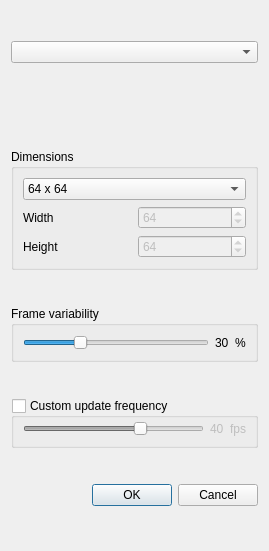
This is src/AlgorithmSelectionDialog.ui in markus-wa/glmixer-mirror as Qt 5 draws it before an edit. The edited form follows.
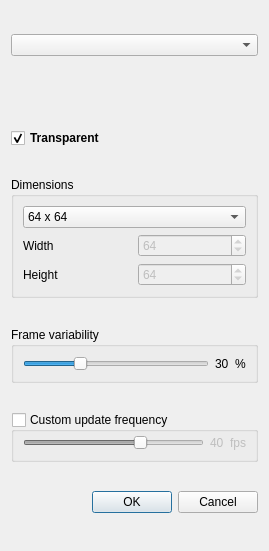
This is the edited form. Icons and pictures are not drawn.

Commit message: Added property 'Transparent' to Algorithm sources + added corresponding items in AlgorithmSelection dialog + changed SourceDisplayWidget to show transparency

```diff
--- a/src/AlgorithmSelectionDialog.ui
+++ b/src/AlgorithmSelectionDialog.ui
@@ -47,6 +47,19 @@
      </property>
     </widget>
    </item>
+   <item>
+    <widget class="QCheckBox" name="ignoreAlphaCheckbox">
+     <property name="styleSheet">
+      <string notr="true">font: bold;</string>
+     </property>
+     <property name="text">
+      <string>Transparent</string>
+     </property>
+     <property name="checked">
+      <bool>true</bool>
+     </property>
+    </widget>
+   </item>
    <item>
     <widget class="QGroupBox" name="sizeGroupBox">
      <property name="sizePolicy">
```
The commit also changes 14 other files.
